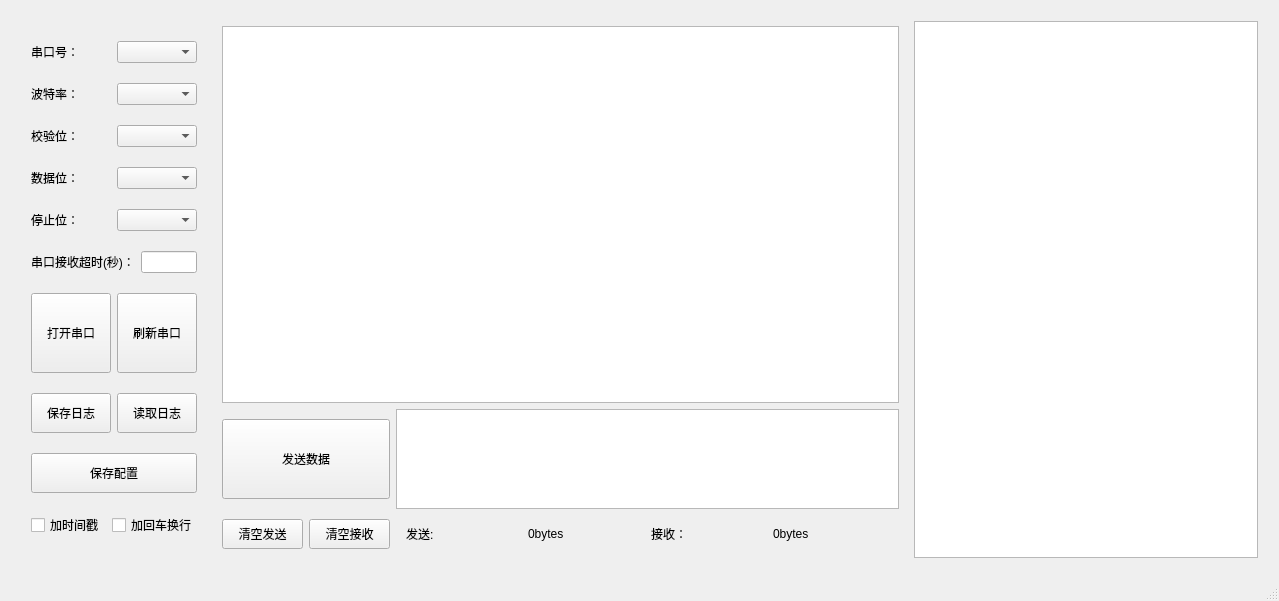
Above: UartTool/mainwindow.ui from zhangfls/QT_UartAnalysisTool before the change. Below: the same form after it.
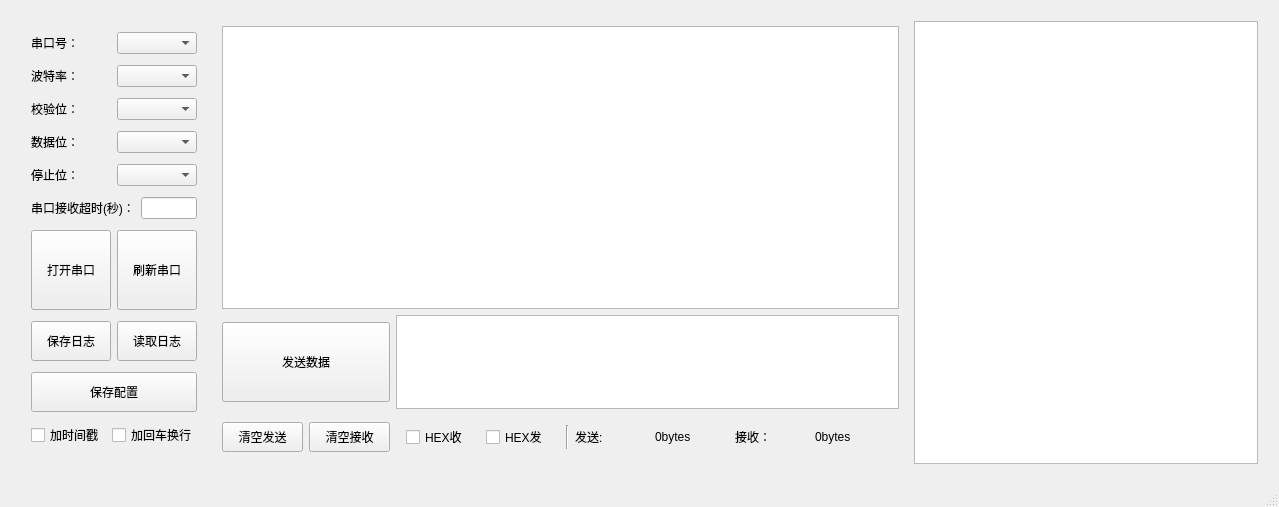
That is the form after the change.

What changed in the file:
```diff
--- a/UartTool/mainwindow.ui
+++ b/UartTool/mainwindow.ui
@@ -7,7 +7,7 @@
     <x>0</x>
     <y>0</y>
     <width>1279</width>
-    <height>601</height>
+    <height>507</height>
    </rect>
   </property>
   <property name="windowTitle">
@@ -337,6 +337,12 @@
           <property name="text">
            <string>发送数据</string>
           </property>
+          <property name="default">
+           <bool>false</bool>
+          </property>
+          <property name="flat">
+           <bool>false</bool>
+          </property>
          </widget>
         </item>
         <item row="1" column="1">
@@ -363,6 +369,27 @@
           <property name="bottomMargin">
            <number>10</number>
           </property>
+          <item>
+           <widget class="QCheckBox" name="checkBoxHexR">
+            <property name="text">
+             <string>HEX收</string>
+            </property>
+           </widget>
+          </item>
+          <item>
+           <widget class="QCheckBox" name="checkBoxHexS">
+            <property name="text">
+             <string>HEX发</string>
+            </property>
+           </widget>
+          </item>
+          <item>
+           <widget class="Line" name="line">
+            <property name="orientation">
+             <enum>Qt::Vertical</enum>
+            </property>
+           </widget>
+          </item>
           <item>
            <widget class="QLabel" name="label_8">
             <property name="text">
```
Left out of the diff: 32 changed lines with no effect on the pictures.
